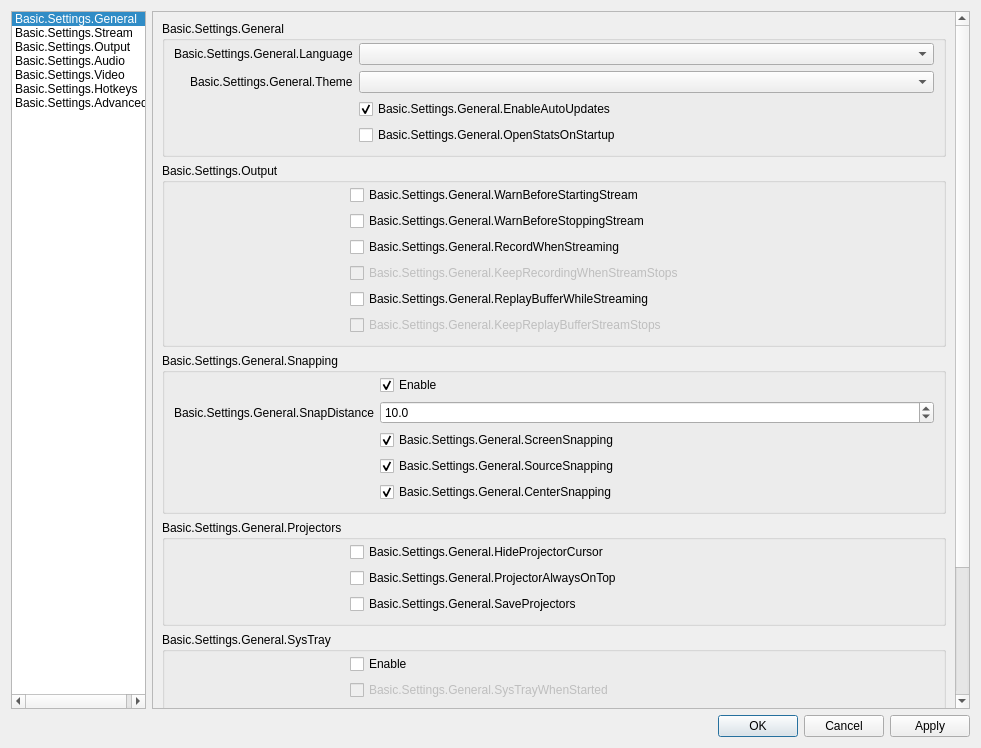
Above: UI/forms/OBSBasicSettings.ui from Dacast-Inc/dacast-obs before the change. Below: the same form after it.
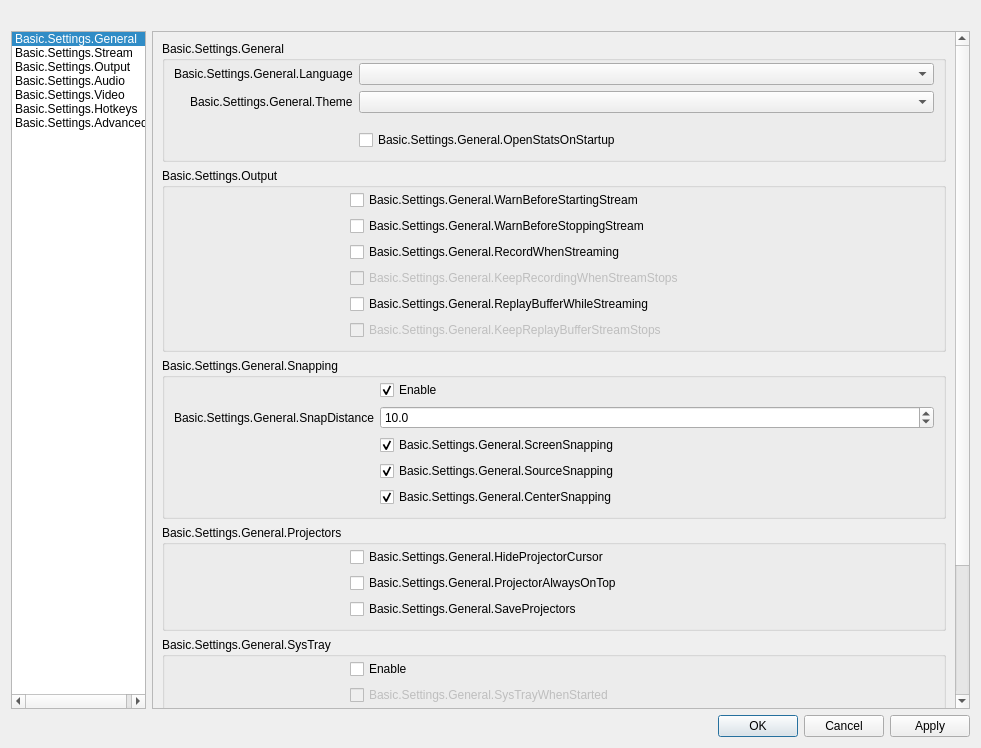
That is the form after the change. Icons and pictures are not drawn.

What changed in the file:
```diff
--- a/UI/forms/OBSBasicSettings.ui
+++ b/UI/forms/OBSBasicSettings.ui
@@ -26,6 +26,16 @@
    <string>Settings</string>
   </property>
   <layout class="QVBoxLayout" name="verticalLayout">
+   <item>
+    <widget class="QLabel" name="dacastLogo">
+     <property name="text">
+      <string/>
+     </property>
+     <property name="pixmap">
+      <pixmap resource="obs.qrc">:/res/images/dacast_logo.png</pixmap>
+     </property>
+    </widget>
+   </item>
    <item>
     <layout class="QHBoxLayout" name="horizontalLayout">
      <item alignment="Qt::AlignLeft">
@@ -146,7 +156,7 @@
               <x>0</x>
               <y>0</y>
               <width>801</width>
-              <height>1039</height>
+              <height>1015</height>
              </rect>
             </property>
             <layout class="QVBoxLayout" name="verticalLayout_19">
@@ -224,11 +234,23 @@
                    </item>
                    <item row="2" column="1">
                     <widget class="QCheckBox" name="enableAutoUpdates">
+                     <property name="enabled">
+                      <bool>false</bool>
+                     </property>
+                     <property name="maximumSize">
+                      <size>
+                       <width>16777215</width>
+                       <height>0</height>
+                      </size>
+                     </property>
                      <property name="text">
                       <string>Basic.Settings.General.EnableAutoUpdates</string>
                      </property>
+                     <property name="checkable">
+                      <bool>false</bool>
+                     </property>
                      <property name="checked">
-                      <bool>true</bool>
+                      <bool>false</bool>
                      </property>
                     </widget>
                    </item>
```
Left out of the diff: 4 changed lines with no effect on the pictures.
